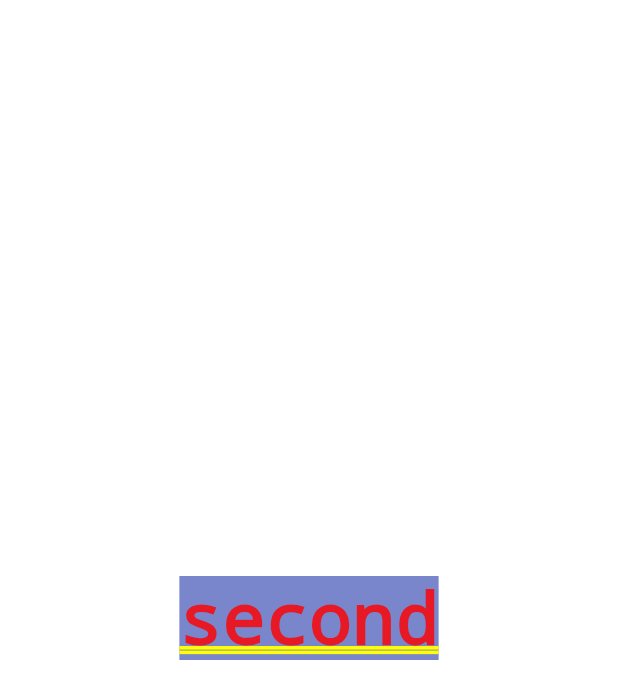
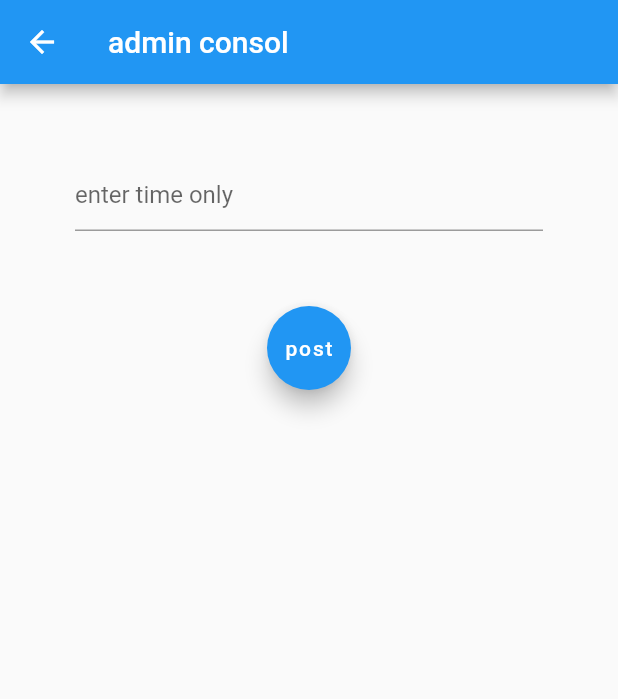
Before and after one commit to tarun1820/epic_dad_app, a Flutter app: the screen it shows after launch, after a tap on the "person" icon, on a phone screen of 412 x 824 dp. Shown: the top 699 px of the screen. Run offline on Flutter 3.47's test engine with Material 2 defaults, Android fonts, the phone set to English and light mode, and no system bars; our stand-ins replace cloud_firestore, firebase_auth, firebase_core, sliding_up_panel; missing offline and left inert: flutter_phone_direct_caller; accounts and stored records are empty.

Commit message:
many changes

```diff
--- a/lib/admin_page.dart
+++ b/lib/admin_page.dart
@@ -1,15 +1,54 @@
+import 'package:cloud_firestore/cloud_firestore.dart';
 import 'package:flutter/material.dart';
+import 'package:untitled1/student.dart';
+
+
 
 class Admin extends StatelessWidget {
-  const Admin({Key? key}) : super(key: key);
-
+  Admin({Key? key}) : super(key: key);
+  final String id='admin_page';
+  final messageTextController=TextEditingController();
   @override
   Widget build(BuildContext context) {
-    return Center(
-      child: Container(
-        color: Colors.indigo[300],
-        child: Text('second'),
+    final _firestore=FirebaseFirestore.instance;
+
+     String messageText="50";
+    return Scaffold(
+      appBar: AppBar(
+        title: Text("admin consol"),
+      ),
+      body: Column(
+        children:  [
+          Padding(
+             padding: EdgeInsets.all(50),
+            child: TextField(
+                  controller: messageTextController,
+                  decoration: InputDecoration(
+                    hintText: "enter time only",
+                  ),
+              onChanged: (text){
+                messageText=text;
+
+              },
+            ),
+          ),
+          FloatingActionButton(
+              onPressed: () {
+                messageTextController.clear();
+                final mess=Messages(text: messageText,createdAt: FieldValue.serverTimestamp());
+
+                createUser(mess);
+              },
+              child:Text("post")),
+
+        ],
       ),
     );
+
+  }
+  Future createUser(Messages user)async{
+    final docUser=FirebaseFirestore.instance.collection('user').doc();
+  final json= user.toJson();
+  await docUser.set(json);
   }
 }
--- a/lib/main.dart
+++ b/lib/main.dart
@@ -1,10 +1,24 @@
+
+import 'package:firebase_core/firebase_core.dart';
 import 'package:flutter/material.dart';
+import 'package:untitled1/admin_page.dart';
 import 'package:untitled1/student.dart';
 
-void main() {
+import 'admin_login.dart';
+
+void main() async {
+
+  WidgetsFlutterBinding.ensureInitialized();
+  await Firebase.initializeApp();
+
   return runApp(
     MaterialApp(
-      home: FirstScreen(),
+      initialRoute: FirstScreen().id,
+      routes: {
+        FirstScreen().id:(context)=>FirstScreen(),
+        Admin().id:(context)=>Admin(),
+        Login().id:(context)=>Login(),
+      },
     ),
   );
 }
--- a/lib/student.dart
+++ b/lib/student.dart
@@ -1,14 +1,16 @@
+import 'package:cloud_firestore/cloud_firestore.dart';
 import 'package:flutter/material.dart';
-import 'package:flutter/services.dart';
 import 'package:flutter_phone_direct_caller/flutter_phone_direct_caller.dart';
 import 'package:sliding_up_panel/sliding_up_panel.dart';
+import 'package:untitled1/admin_login.dart';
 
 import 'admin_page.dart';
 
 class FirstScreen extends StatelessWidget {
+  String id='student';
   @override
   Widget build(BuildContext context) {
-
+    final _firestore=FirebaseFirestore.instance;
     return SafeArea(
       child: Scaffold(
         backgroundColor: Colors.white,
@@ -16,12 +18,12 @@ class FirstScreen extends StatelessWidget {
           title: Text('Doctor at disposal'),
           // backgroundColor: Colors.red,
         ),
-        body: SlidingUpPanel(
+        body: SlidingUpPanel(//sliding up panel
 
 
           minHeight: 50,
           maxHeight: 200,
-          backdropEnabled: true,
+          backdropEnabled: true,//during swipe up background changes to black theam
           panel: (
               Column(
                 mainAxisAlignment: MainAxisAlignment.center,
@@ -55,7 +57,7 @@ class FirstScreen extends StatelessWidget {
                   )]
 
                   //launch('tel://7893977464')}, label:const Text('') ,
-              ),
+              ),//hospital mobile number
                 Row(
                     children:[SizedBox(
                       width: 50,
@@ -79,14 +81,15 @@ class FirstScreen extends StatelessWidget {
                       )]
 
                   //launch('tel://7893977464')}, label:const Text('') ,
-                ),
+                ),//ambulance mobile number
                 ]
 
              )
           ),
 
           body: Column(
-            children: [
+            mainAxisSize: MainAxisSize.min,
+            children:<Widget>[
               const SizedBox(
                 height: 20,
               ),
@@ -107,11 +110,91 @@ class FirstScreen extends StatelessWidget {
                   ),
                 ],
               ),
+              SizedBox(
+                height: 50,
 
+              ),
+              Text('timings',style: TextStyle(fontSize: 30),),
+              SizedBox(
+                 width: 150,
+                child: Divider(
+                  color: Colors.teal[900],
+
+                ),
+              ),
+
+              StreamBuilder<List<Messages>>(
+                  stream: readUsers(),
+                  builder: (context, snapshot)
+              {
+                if(snapshot.hasData)
+              {
+                      final messages=snapshot.data!;
+
+                      return Expanded(
+                        child: Center(
+                          child: ListWheelScrollView(
+                           //  scrollDirection: Axis.vertical,
+                           // shrinkWrap: true,
+
+                          itemExtent: 250,
+                          children: messages.map(buildUser).toList(),
+
+                          ),
+                        ),
+                      );
+              }
+                else if(snapshot.hasError)
+                  {
+                    return Text('some thing went wrong ! ${snapshot.error}');
+                  }
+                else{
+                  return Center(child: CircularProgressIndicator());
+                }
+
+              })
             ],
-          ),
+          ),//admin button
         ) ,
       ),
     );
-  }
+    }
+
+    Widget buildUser(Messages message)=>Card(
+      child: Center(child: Text(message.text,style: TextStyle(fontSize: 20),)),
+      color: Colors.blue,
+
+    );
+
+
+  Stream<List<Messages>> readUsers() => FirebaseFirestore.instance
+      .collection('user')
+      .orderBy('createdAt',descending: true)
+      .snapshots()
+      .map((snapshot) =>
+      snapshot.docs.reversed.map((doc)=>Messages.fromJson(doc.data())).toList());
+
+  static Messages fromJson(Map<String,dynamic> json) => Messages (
+     text :json['text'],
+     createdAt: json['createdAt']
+  );
+
 }
+
+class Messages {
+  late final String text;
+  late final Object? createdAt;
+
+  Messages({
+    required this.text,
+  required this.createdAt,
+});
+
+  Map<String,dynamic> toJson() => {
+    'text': text,
+    'createdAt':createdAt,
+  };
+  static Messages fromJson(Map<String,dynamic> json) =>
+      Messages(text: json['text'],createdAt: json['createdAt']);
+
+}
```
Also changed, not shown: lib/admin_login.dart (added, +77 -0 lines), 1 other file.
